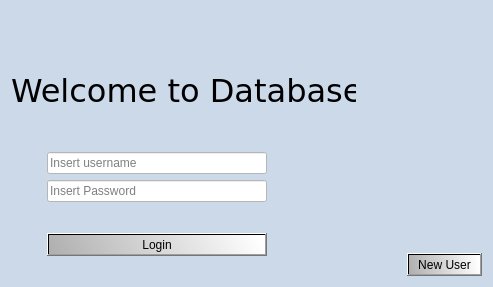
Before: the Qt Designer form verklegt_vika_3/verklegt_GUI/UI/loginwindow.ui in vilhjalmur12/verklegt_1, drawn with Qt 5.
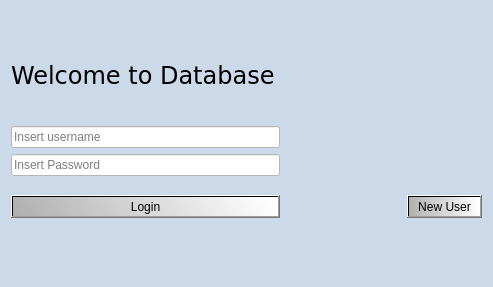
After: the same form once the commit is applied. Icons and pictures are not drawn.

Commit message: laga útlitið

Diff of the .ui file:
```diff
--- a/verklegt_vika_3/verklegt_GUI/UI/loginwindow.ui
+++ b/verklegt_vika_3/verklegt_GUI/UI/loginwindow.ui
@@ -51,55 +51,7 @@
 }</string>
   </property>
   <layout class="QGridLayout" name="gridLayout">
-   <item row="2" column="1">
-    <spacer name="verticalSpacer_4">
-     <property name="orientation">
-      <enum>Qt::Vertical</enum>
-     </property>
-     <property name="sizeType">
-      <enum>QSizePolicy::Minimum</enum>
-     </property>
-     <property name="sizeHint" stdset="0">
-      <size>
-       <width>20</width>
-       <height>30</height>
-      </size>
-     </property>
-    </spacer>
-   </item>
-   <item row="0" column="4" rowspan="5">
-    <spacer name="horizontalSpacer">
-     <property name="orientation">
-      <enum>Qt::Horizontal</enum>
-     </property>
-     <property name="sizeType">
-      <enum>QSizePolicy::Minimum</enum>
-     </property>
-     <property name="sizeHint" stdset="0">
-      <size>
-       <width>45</width>
-       <height>258</height>
-      </size>
-     </property>
-    </spacer>
-   </item>
    <item row="3" column="2">
-    <spacer name="horizontalSpacer_2">
-     <property name="orientation">
-      <enum>Qt::Horizontal</enum>
-     </property>
-     <property name="sizeType">
-      <enum>QSizePolicy::Minimum</enum>
-     </property>
-     <property name="sizeHint" stdset="0">
-      <size>
-       <width>70</width>
-       <height>20</height>
-      </size>
-     </property>
-    </spacer>
-   </item>
-   <item row="4" column="3">
     <widget class="QLabel" name="label_login">
      <property name="styleSheet">
       <string notr="true"/>
@@ -109,7 +61,7 @@
      </property>
     </widget>
    </item>
-   <item row="0" column="5" rowspan="5">
+   <item row="0" column="3" rowspan="3">
     <layout class="QVBoxLayout" name="verticalLayout_2">
      <item>
       <widget class="QLabel" name="label">
@@ -170,9 +122,56 @@
      </item>
     </layout>
    </item>
-   <item row="3" column="1">
+   <item row="0" column="0" rowspan="3" colspan="2">
     <layout class="QVBoxLayout" name="verticalLayout_3">
      <item>
+      <spacer name="verticalSpacer">
+       <property name="orientation">
+        <enum>Qt::Vertical</enum>
+       </property>
+       <property name="sizeType">
+        <enum>QSizePolicy::Maximum</enum>
+       </property>
+       <property name="sizeHint" stdset="0">
+        <size>
+         <width>20</width>
+         <height>50</height>
+        </size>
+       </property>
+      </spacer>
+     </item>
+     <item>
+      <widget class="QLabel" name="label_head">
+       <property name="font">
+        <font>
+         <family>Verdana</family>
+         <pointsize>9</pointsize>
+        </font>
+       </property>
+       <property name="text">
+        <string>&lt;html&gt;&lt;head/&gt;&lt;body&gt;&lt;p&gt;&lt;span style=&quot; font-size:18pt;&quot;&gt;Welcome to Database&lt;/span&gt;&lt;/p&gt;&lt;/body&gt;&lt;/html&gt;</string>
+       </property>
+      </widget>
+     </item>
+     <item>
+      <layout class="QVBoxLayout" name="verticalLayout">
+       <item>
+        <spacer name="verticalSpacer_3">
+         <property name="orientation">
+          <enum>Qt::Vertical</enum>
+         </property>
+         <property name="sizeType">
+          <enum>QSizePolicy::Minimum</enum>
+         </property>
+         <property name="sizeHint" stdset="0">
+          <size>
+           <width>20</width>
+           <height>30</height>
+          </size>
+         </property>
+        </spacer>
+       </item>
+       <item>
       <widget class="QLineEdit" name="lineInput_username">
        <property name="placeholderText">
         <string>Insert username</string>
@@ -196,8 +195,8 @@
        </property>
        <property name="sizeHint" stdset="0">
         <size>
-         <width>0</width>
-         <height>25</height>
+           <width>278</width>
+           <height>13</height>
         </size>
        </property>
       </spacer>
@@ -226,8 +225,10 @@
      </item>
     </layout>
    </item>
-   <item row="3" column="0">
-    <spacer name="horizontalSpacer_3">
+    </layout>
+   </item>
+   <item row="0" column="2">
+    <spacer name="horizontalSpacer">
      <property name="orientation">
       <enum>Qt::Horizontal</enum>
      </property>
@@ -236,42 +237,12 @@
      </property>
      <property name="sizeHint" stdset="0">
       <size>
-       <width>30</width>
+       <width>115</width>
        <height>20</height>
       </size>
      </property>
     </spacer>
    </item>
-   <item row="1" column="0" colspan="4">
-    <layout class="QVBoxLayout" name="verticalLayout">
-     <item>
-      <spacer name="verticalSpacer">
-       <property name="orientation">
-        <enum>Qt::Vertical</enum>
-       </property>
-       <property name="sizeHint" stdset="0">
-        <size>
-         <width>20</width>
-         <height>50</height>
-        </size>
-       </property>
-      </spacer>
-     </item>
-     <item>
-      <widget class="QLabel" name="label_head">
-       <property name="font">
-        <font>
-         <family>Verdana</family>
-         <pointsize>9</pointsize>
-        </font>
-       </property>
-       <property name="text">
-        <string>&lt;html&gt;&lt;head/&gt;&lt;body&gt;&lt;p&gt;&lt;span style=&quot; font-size:24pt;&quot;&gt;Welcome to Database&lt;/span&gt;&lt;/p&gt;&lt;/body&gt;&lt;/html&gt;</string>
-       </property>
-      </widget>
-     </item>
-    </layout>
-   </item>
   </layout>
  </widget>
  <tabstops>
```
Lines whose indentation alone changed are shown as unchanged.
